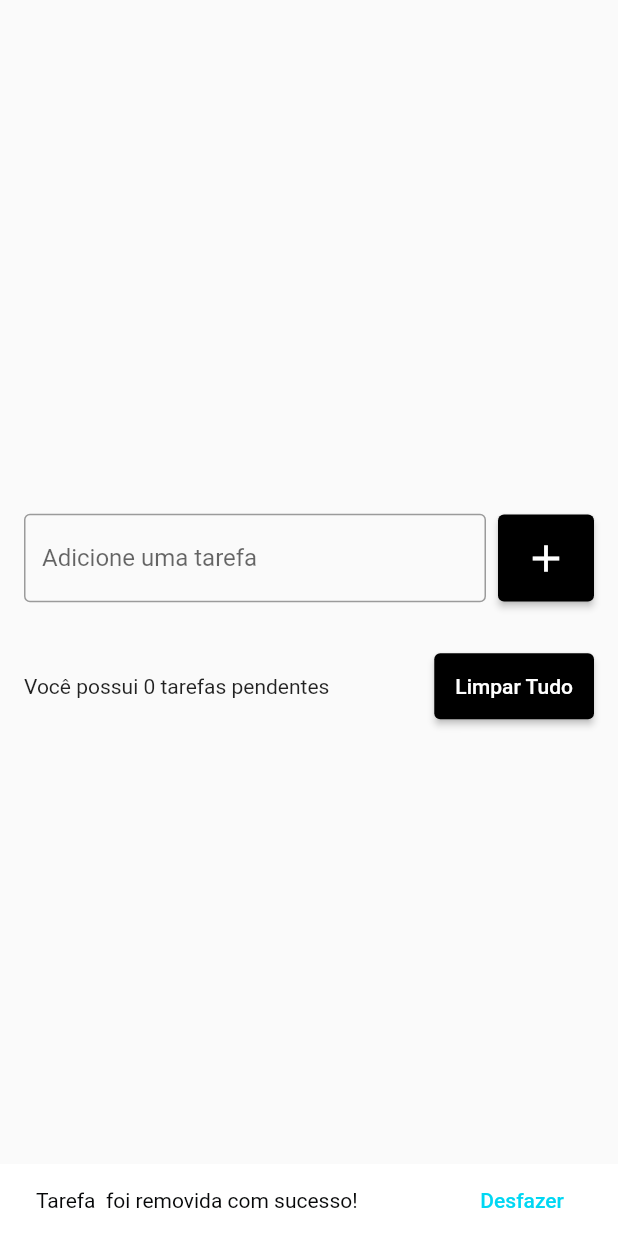
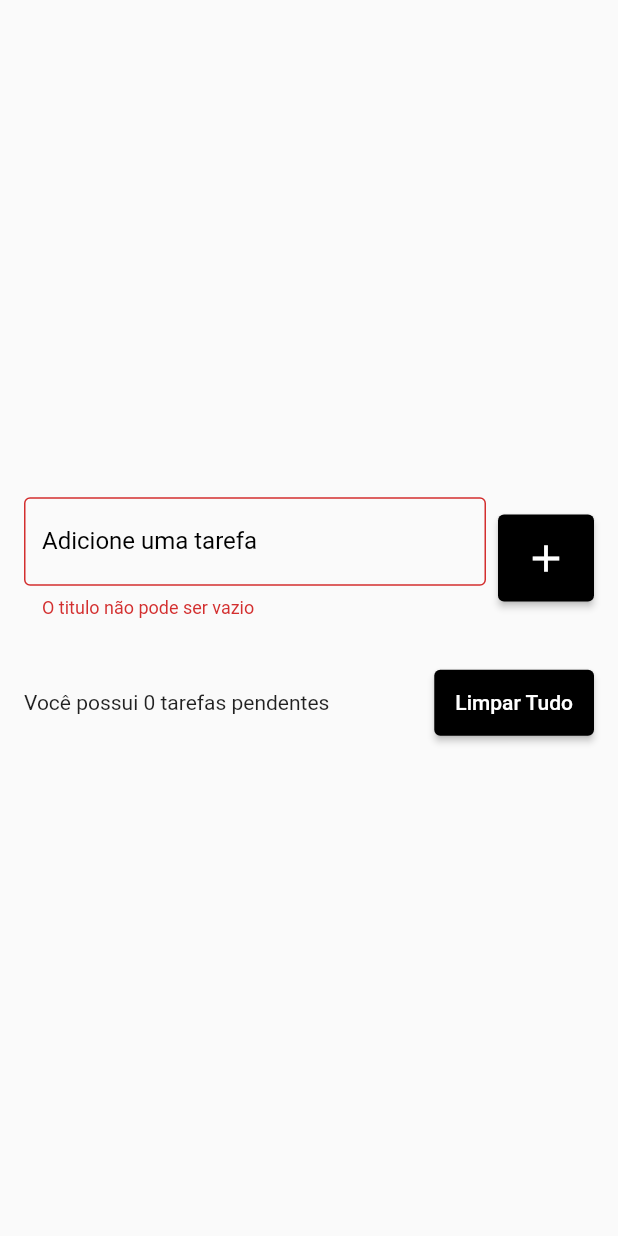
Before and after one commit to diegomarqueszs/Flutter, a Flutter app: the screen it shows after launch, after a tap on the "add" icon, on a phone screen of 412 x 824 dp. Run offline on Flutter 3.47's test engine with Material 2 defaults, Android fonts, the phone set to English and light mode, and no system bars; our stand-ins replace camera, flutter_slidable, salomon_bottom_bar, shared_preferences; missing offline and left inert: camera_camera.

Commit message:
Persistencia de dados

```diff
--- a/todo_list/lib/models/todo.dart
+++ b/todo_list/lib/models/todo.dart
@@ -1,6 +1,17 @@
 class Todo {
   Todo({required this.tile, required this.dateTime});
 
+  Todo.fromJson(Map<String, dynamic> json)
+      : tile = json['title'],
+        dateTime = DateTime.parse(json['dateTime']);
+
   String tile;
   DateTime dateTime;
+
+  Map<String, dynamic> toJson() {
+    return {
+      'title': tile,
+      'dateTime': dateTime.toIso8601String(),
+    };
+  }
 }
--- a/todo_list/lib/pages/todo_list_page.dart
+++ b/todo_list/lib/pages/todo_list_page.dart
@@ -2,6 +2,7 @@
 
 import 'package:flutter/material.dart';
 import 'package:todo_list/models/todo.dart';
+import 'package:todo_list/repositores/todo_repository.dart';
 import 'package:todo_list/widgets/todo_list_item.dart';
 
 class TodoListPage extends StatefulWidget {
@@ -13,10 +14,22 @@
 
 class _TodoListPageState extends State<TodoListPage> {
   final TextEditingController todosController = TextEditingController();
+  final TodoRepository todoRepository = TodoRepository();
 
   List<Todo> todos = [];
   Todo? deleteTodo;
   int? deleteTodoPos;
+  String? erroText;
+
+  @override
+  void initState() {
+    super.initState();
+    todoRepository.getTodoList().then((value) {
+      setState(() {
+        todos = value;
+      });
+    });
+  }
 
   @override
   Widget build(BuildContext context) {
@@ -34,10 +47,17 @@
                       child: TextField(
                         controller: todosController,
                         decoration: InputDecoration(
-                          border: OutlineInputBorder(),
-                          labelText: 'Adicione uma tarefa',
-                          hintText: 'Estudar flutter',
-                        ),
+                            border: OutlineInputBorder(),
+                            labelText: 'Adicione uma tarefa',
+                            hintText: 'Estudar flutter',
+                            errorText: erroText,
+                            focusedBorder: OutlineInputBorder(
+                              borderSide: BorderSide(
+                                color: Colors.black,
+                                width: 2,
+                              ),
+                            ),
+                            labelStyle: TextStyle(color: Colors.black)),
                       ),
                     ),
                     SizedBox(
@@ -50,14 +70,24 @@
                       ),
                       onPressed: () {
                         String text = todosController.text;
+
+                        if (text.isEmpty) {
+                          setState(() {
+                            erroText = 'O titulo não pode ser vazio';
+                          });
+                          return;
+                        }
+
                         setState(() {
                           Todo newTodo = Todo(
                             tile: text,
                             dateTime: DateTime.now(),
                           );
                           todos.add(newTodo);
+                          erroText = null;
                         });
                         todosController.clear();
+                        todoRepository.saveTodoList(todos);
                       },
                       child: Icon(
                         Icons.add,
@@ -138,6 +168,7 @@
     setState(() {
       todos.clear();
     });
+    todoRepository.saveTodoList(todos);
   }
 
   void onDelete(Todo todo) {
@@ -146,6 +177,7 @@
     setState(() {
       todos.remove(todo);
     });
+    todoRepository.saveTodoList(todos);
 
     ScaffoldMessenger.of(context).clearSnackBars();
     ScaffoldMessenger.of(context).showSnackBar(
@@ -163,6 +195,7 @@
             setState(() {
               todos.insert(deleteTodoPos!, deleteTodo!);
             });
+            todoRepository.saveTodoList(todos);
           },
           textColor: const Color(0xff00d7f3),
         ),
--- /dev/null
+++ b/todo_list/lib/repositores/todo_repository.dart
@@ -0,0 +1,23 @@
+import 'dart:convert';
+
+import 'package:shared_preferences/shared_preferences.dart';
+
+import '../models/todo.dart';
+
+const String todoListKey = 'todo_list';
+
+class TodoRepository {
+  late SharedPreferences sharedPreferences;
+
+  Future<List<Todo>> getTodoList() async {
+    sharedPreferences = await SharedPreferences.getInstance();
+    final String jsonString = sharedPreferences.getString(todoListKey) ?? '[]';
+    final List jsonDecoded = json.decode(jsonString) as List;
+    return jsonDecoded.map((e) => Todo.fromJson(e)).toList();
+  }
+
+  void saveTodoList(List<Todo> todos) {
+    final String jsonString = json.encode(todos);
+    sharedPreferences.setString(todoListKey, jsonString);
+  }
+}
--- a/todo_list/lib/widgets/todo_list_item.dart
+++ b/todo_list/lib/widgets/todo_list_item.dart
@@ -19,11 +19,14 @@
         endActionPane: ActionPane(
           motion: const ScrollMotion(),
           dismissible: DismissiblePane(onDismissed: () {
+            ///bug
             onDelete(todo);
           }),
           children: [
             SlidableAction(
-              onPressed: onDelete(todo),
+              onPressed: (context) {
+                onDelete(todo);
+              },
               backgroundColor: const Color(0xFFFE4A49),
               foregroundColor: Colors.white,
               icon: Icons.delete,
--- a/todo_list/pubspec.yaml
+++ b/todo_list/pubspec.yaml
@@ -37,6 +37,7 @@
   cupertino_icons: ^1.0.2
   intl:
   flutter_slidable: ^2.0.0
+  shared_preferences: ^2.0.20
 
 
 dev_dependencies:
```
Also changed, not shown: todo_list/pubspec.lock, 1 other file.
